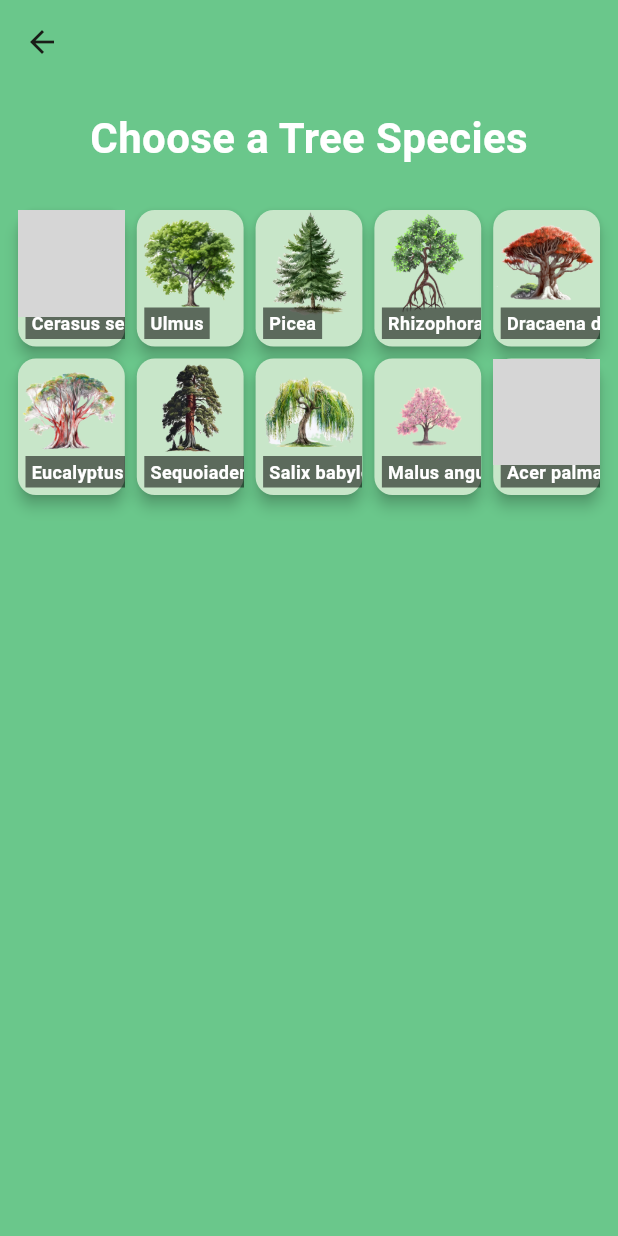
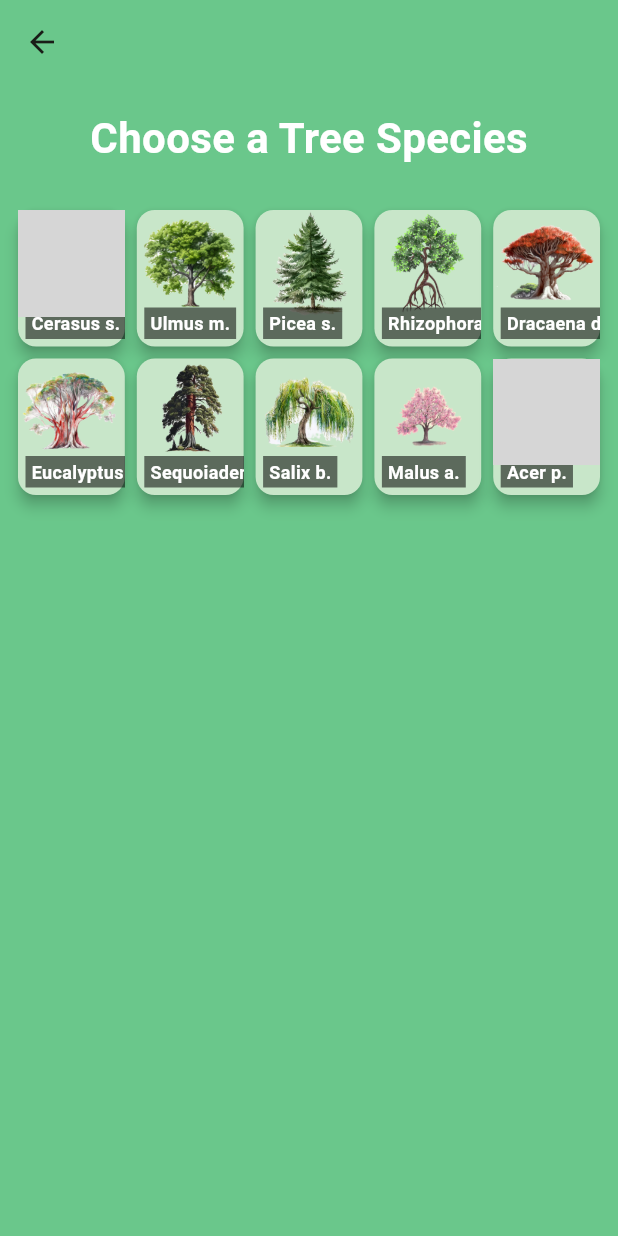
Before and after one commit to Ais3l/productivity_app_andy, a Flutter app: the TreesPage screen opened directly, on a phone screen of 412 x 824 dp. Run offline on Flutter 3.47's test engine with Material 3 defaults, Android fonts, the light colour scheme and no system bars; our stand-ins replace sleek_circular_slider; grey boxes are pictures that could not be loaded.

Commit message:
final done

```diff
--- a/lib/main.dart
+++ b/lib/main.dart
@@ -447,16 +447,16 @@ class TreesPage extends StatefulWidget {
   const TreesPage({super.key});
 
   static const List<String> treeSpeciesNames = [
-    'Cerasus serrulata',
-    'Ulmus',
-    'Picea',
-    'Rhizophora mangle L.',
-    'Dracaena draco',
-    'Eucalyptus deglupta',
+    'Cerasus s.',
+    'Ulmus m.',
+    'Picea s.',
+    'Rhizophora m.',
+    'Dracaena d.',
+    'Eucalyptus d.',
     'Sequoiadendron g.',
-    'Salix babylonica',
-    'Malus angustifolia',
-    'Acer palmatum',
+    'Salix b.',
+    'Malus a.',
+    'Acer p.',
   ];
 
   static const List<String> treeImages = [
@@ -612,6 +612,13 @@ class _TasksPageState extends State<TasksPage> {
     setState(() {
       _isMicActive = !_isMicActive; // Toggle the mic icon state
     });
+    // Show snackbar when mic is clicked
+    ScaffoldMessenger.of(context).showSnackBar(
+      SnackBar(
+        content: const Text('How can AI help you with planning today?'),
+        duration: const Duration(seconds: 5), // Snackbar duration
+      ),
+    );
   }
 
   void _showAddTaskDialog() {
```
